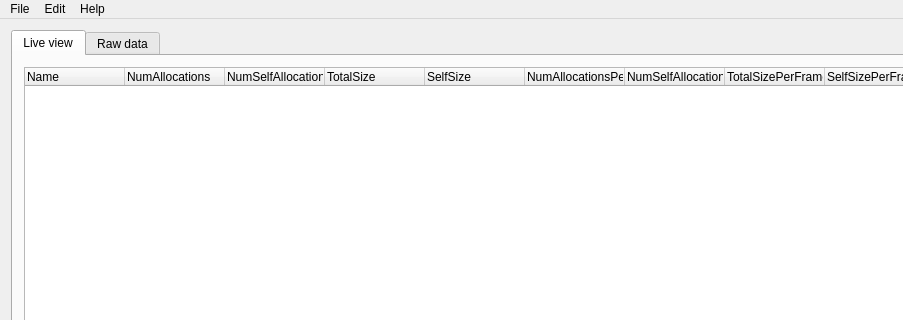
madrenegade/PGameStudio, file src/MemoryProfiler/MemoryProfiler/mainwindow.ui: the form before one commit; both pictures show x 0 to 903 and y 0 to 320 of the 1074 by 648 pixel window.
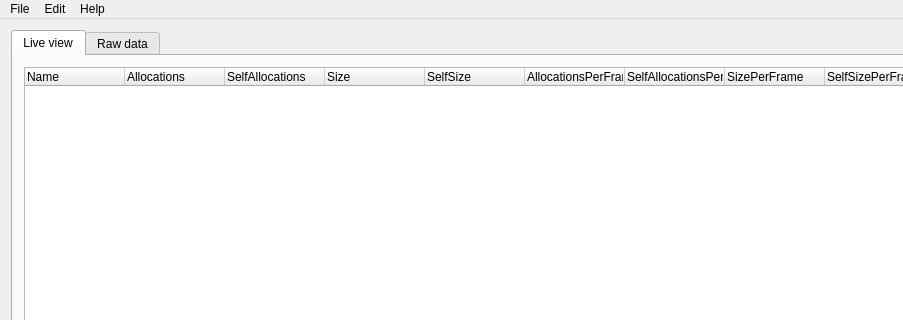
The form after the commit. The open tabs and pages were chosen to show the change.

What changed in the file:
```diff
--- a/src/MemoryProfiler/MemoryProfiler/mainwindow.ui
+++ b/src/MemoryProfiler/MemoryProfiler/mainwindow.ui
@@ -17,6 +17,9 @@
    <layout class="QHBoxLayout" name="horizontalLayout">
     <item>
      <widget class="QTabWidget" name="tabWidget">
+      <property name="enabled">
+       <bool>true</bool>
+      </property>
       <property name="currentIndex">
        <number>0</number>
       </property>
@@ -30,9 +33,15 @@
           <property name="indentation">
            <number>20</number>
           </property>
+          <property name="sortingEnabled">
+           <bool>false</bool>
+          </property>
           <attribute name="headerCascadingSectionResizes">
            <bool>true</bool>
           </attribute>
+          <attribute name="headerShowSortIndicator" stdset="0">
+           <bool>false</bool>
+          </attribute>
           <attribute name="headerStretchLastSection">
            <bool>true</bool>
           </attribute>
@@ -43,43 +52,67 @@
           </column>
           <column>
            <property name="text">
-            <string>NumAllocations</string>
+            <string>Allocations</string>
            </property>
+           <property name="textAlignment">
+            <set>AlignLeft|AlignVCenter</set>
+           </property>
           </column>
           <column>
            <property name="text">
-            <string>NumSelfAllocations</string>
+            <string>SelfAllocations</string>
            </property>
+           <property name="textAlignment">
+            <set>AlignLeft|AlignVCenter</set>
+           </property>
           </column>
           <column>
            <property name="text">
-            <string>TotalSize</string>
+            <string>Size</string>
+           </property>
+           <property name="textAlignment">
+            <set>AlignLeft|AlignVCenter</set>
            </property>
           </column>
           <column>
            <property name="text">
             <string>SelfSize</string>
            </property>
+           <property name="textAlignment">
+            <set>AlignLeft|AlignVCenter</set>
+           </property>
           </column>
           <column>
            <property name="text">
-            <string>NumAllocationsPerFrame</string>
+            <string>AllocationsPerFrame</string>
            </property>
+           <property name="textAlignment">
+            <set>AlignLeft|AlignVCenter</set>
+           </property>
           </column>
           <column>
            <property name="text">
-            <string>NumSelfAllocationsPerFrame</string>
+            <string>SelfAllocationsPerFrame</string>
            </property>
+           <property name="textAlignment">
+            <set>AlignLeft|AlignVCenter</set>
+           </property>
           </column>
           <column>
            <property name="text">
-            <string>TotalSizePerFrame</string>
+            <string>SizePerFrame</string>
+           </property>
+           <property name="textAlignment">
+            <set>AlignLeft|AlignVCenter</set>
            </property>
           </column>
           <column>
            <property name="text">
             <string>SelfSizePerFrame</string>
            </property>
+           <property name="textAlignment">
+            <set>AlignLeft|AlignVCenter</set>
+           </property>
           </column>
          </widget>
         </item>
```
Left out of the diff: 8 changed lines with no effect on the pictures.
